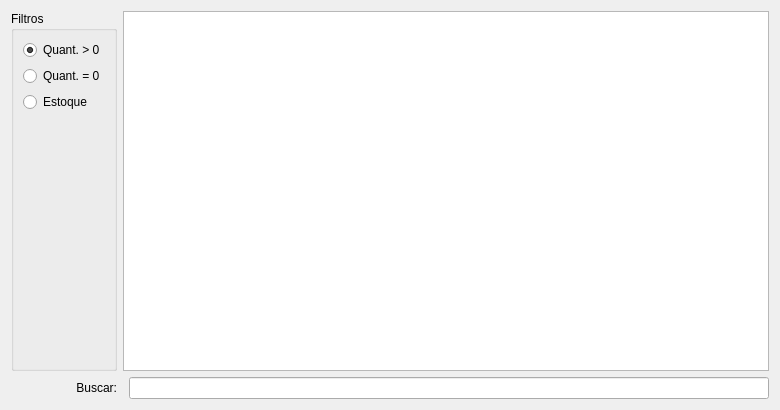
This is ui/widgetestoque.ui in lellisls/ERP-STACCATO as Qt 5 draws it before an edit. The edited form follows.
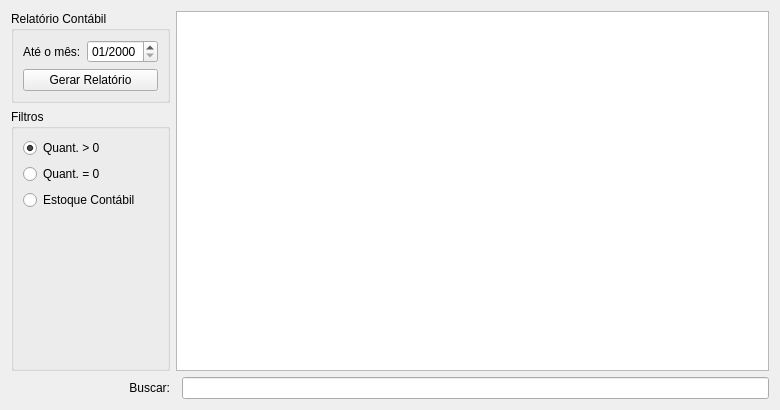
This is the edited form. Custom widgets are drawn as their Qt base class.

The edit to the form file:
```diff
--- a/ui/widgetestoque.ui
+++ b/ui/widgetestoque.ui
@@ -14,7 +14,7 @@
    <string>Form</string>
   </property>
   <layout class="QGridLayout" name="gridLayout">
-   <item row="0" column="0">
+   <item row="1" column="0">
     <widget class="QGroupBox" name="groupBox">
      <property name="title">
       <string>Filtros</string>
@@ -53,14 +53,70 @@
       <item row="2" column="0">
        <widget class="QRadioButton" name="radioButtonEstoque">
         <property name="text">
-         <string>Estoque</string>
+         <string>Estoque Contábil</string>
         </property>
        </widget>
       </item>
      </layout>
     </widget>
    </item>
-   <item row="0" column="1" colspan="2">
+   <item row="2" column="2">
+    <widget class="QLineEdit" name="lineEditBusca">
+     <property name="enabled">
+      <bool>true</bool>
+     </property>
+    </widget>
+   </item>
+   <item row="2" column="0">
+    <widget class="QLabel" name="label_2">
+     <property name="enabled">
+      <bool>true</bool>
+     </property>
+     <property name="text">
+      <string>Buscar:</string>
+     </property>
+     <property name="alignment">
+      <set>Qt::AlignRight|Qt::AlignTrailing|Qt::AlignVCenter</set>
+     </property>
+    </widget>
+   </item>
+   <item row="0" column="0">
+    <widget class="QGroupBox" name="groupBox_2">
+     <property name="title">
+      <string>Relatório Contábil</string>
+     </property>
+     <layout class="QGridLayout" name="gridLayout_3">
+      <item row="0" column="1">
+       <widget class="QDateEdit" name="dateEditMes">
+        <property name="enabled">
+         <bool>true</bool>
+        </property>
+        <property name="displayFormat">
+         <string>MM/yyyy</string>
+        </property>
+       </widget>
+      </item>
+      <item row="0" column="0">
+       <widget class="QLabel" name="label">
+        <property name="text">
+         <string>Até o mês:</string>
+        </property>
+       </widget>
+      </item>
+      <item row="1" column="0" colspan="2">
+       <widget class="QPushButton" name="pushButtonRelatorio">
+        <property name="enabled">
+         <bool>true</bool>
+        </property>
+        <property name="text">
+         <string>Gerar Relatório</string>
+        </property>
+       </widget>
+      </item>
+     </layout>
+    </widget>
+   </item>
+   <item row="0" column="1" rowspan="2" colspan="2">
     <widget class="TableView" name="table">
      <property name="mouseTracking">
       <bool>true</bool>
@@ -79,26 +135,6 @@
      </property>
     </widget>
    </item>
-   <item row="1" column="2">
-    <widget class="QLineEdit" name="lineEditBusca">
-     <property name="enabled">
-      <bool>true</bool>
-     </property>
-    </widget>
-   </item>
-   <item row="1" column="0">
-    <widget class="QLabel" name="label_2">
-     <property name="enabled">
-      <bool>true</bool>
-     </property>
-     <property name="text">
-      <string>Buscar:</string>
-     </property>
-     <property name="alignment">
-      <set>Qt::AlignRight|Qt::AlignTrailing|Qt::AlignVCenter</set>
-     </property>
-    </widget>
-   </item>
   </layout>
  </widget>
  <customwidgets>
```
Left out of the diff: 20 changed lines with no effect on the pictures.
